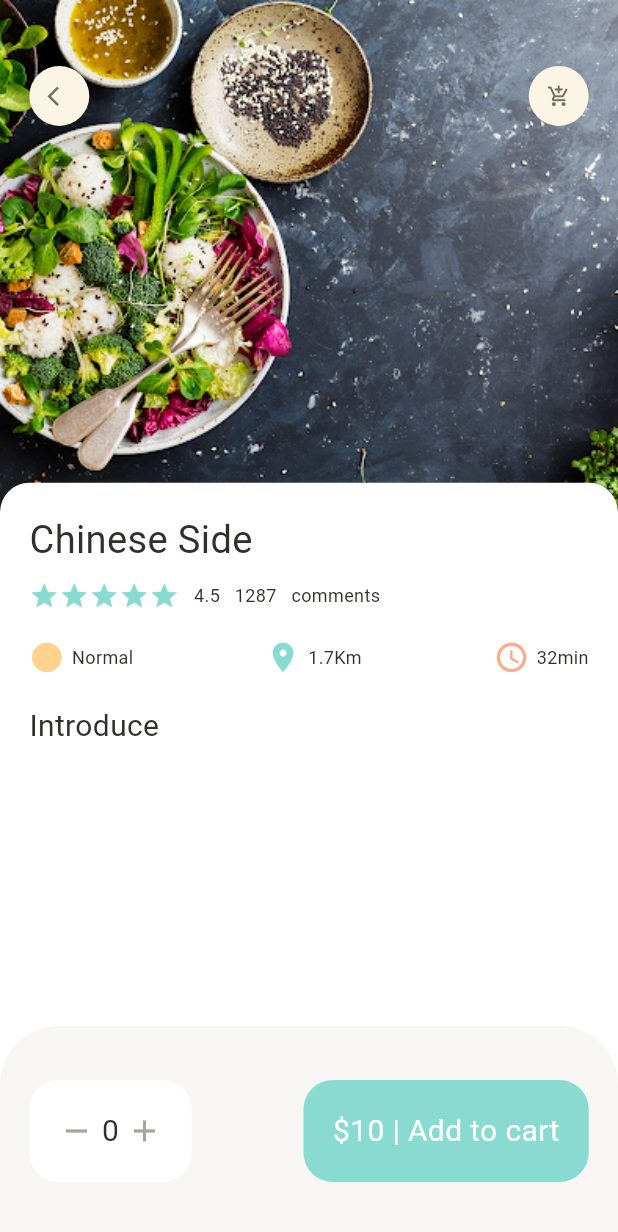
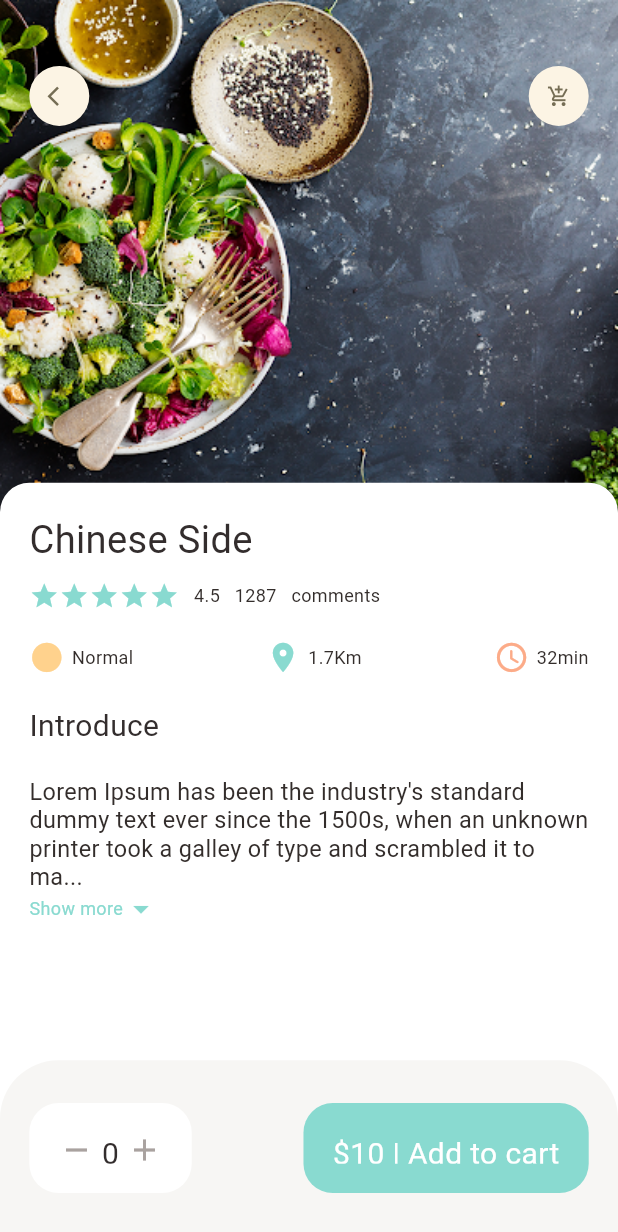
Before and after one commit to aliozer0/Food-Delivery-App, a Flutter app: the screen it shows after launch, on a phone screen of 412 x 824 dp. Shown: the top 1232 px of the screen. Run offline on Flutter 3.47's test engine with Material 2 defaults, Android fonts, the phone set to English and light mode, and no system bars; our stand-ins replace dots_indicator, get.

Commit message:
expandable  text widget added

```diff
--- a/lib/pages/food/popular_food_detail.dart
+++ b/lib/pages/food/popular_food_detail.dart
@@ -2,6 +2,7 @@ import 'package:flutter/material.dart';
 import 'package:food_delivery/utils/dimension.dart';
 import 'package:food_delivery/widgets/app_column.dart';
 import 'package:food_delivery/widgets/app_icon.dart';
+import 'package:food_delivery/widgets/exandable_text_widget.dart';
 
 import '../../utils/colors.dart';
 import '../../widgets/big_text.dart';
@@ -66,6 +67,15 @@ class PopularFoodDteail extends StatelessWidget {
                   AppColumn(text: "Chinese Side"),
                   SizedBox(height: Dimensions.height20),
                   BigText(text: "Introduce"),
+                  SizedBox(height: Dimensions.height20),
+                  Expanded(
+                    child: SingleChildScrollView(
+                      child: ExpandableTextWidget(
+                        text:
+                            "Lorem Ipsum has been the industry's standard dummy text ever since the 1500s, when an unknown printer took a galley of type and scrambled it to make a type specimen book. It has survived not only five centuries, but also the leap into electronic typesetting, remaining essentially unchanged. It was popularised in the 1960s with the release of Letraset sheets containing Lorem Ipsum passages, and more recently with desktop publishing software like Aldus PageMaker including versions of Lorem Ipsum.",
+                      ),
+                    ),
+                  ),
                 ],
               ),
             ),
@@ -73,7 +83,7 @@ class PopularFoodDteail extends StatelessWidget {
         ],
       ),
       bottomNavigationBar: Container(
-        height: 140,
+        height: Dimensions.bottomHeightBar,
         padding: EdgeInsets.only(
           top: Dimensions.height30,
           bottom: Dimensions.height30,
--- a/lib/utils/dimension.dart
+++ b/lib/utils/dimension.dart
@@ -18,6 +18,7 @@ class Dimensions {
   static double width20 = screenHeight / 42.2;
   static double width30 = screenHeight / 28.8;
   //fonts
+  static double font16 = screenHeight / 52.75;
   static double font20 = screenHeight / 42.2;
   static double font26 = screenHeight / 32.46;
 
@@ -37,4 +38,7 @@ class Dimensions {
 
   //popular food
   static double popularFoodImgSize = screenHeight / 2.41;
+
+  //bottom height
+  static double bottomHeightBar = screenHeight / 7.03;
 }
--- /dev/null
+++ b/lib/widgets/exandable_text_widget.dart
@@ -0,0 +1,72 @@
+import 'package:flutter/material.dart';
+import 'package:food_delivery/utils/colors.dart';
+import 'package:food_delivery/utils/dimension.dart';
+import 'package:food_delivery/widgets/small_text.dart';
+
+class ExpandableTextWidget extends StatefulWidget {
+  final String text;
+  const ExpandableTextWidget({super.key, required this.text});
+
+  @override
+  State<ExpandableTextWidget> createState() => _ExpandableTextWidgetState();
+}
+
+class _ExpandableTextWidgetState extends State<ExpandableTextWidget> {
+  late String firstHalf;
+  late String secondHalf;
+
+  bool hiddenText = true;
+  double textHeight = Dimensions.screenHeight / 5.63;
+
+  @override
+  void initState() {
+    if (widget.text.length > textHeight) {
+      firstHalf = widget.text.substring(0, textHeight.toInt());
+      secondHalf =
+          widget.text.substring(textHeight.toInt() + 1, widget.text.length);
+    } else {
+      firstHalf = widget.text;
+      secondHalf = "";
+    }
+    super.initState();
+  }
+
+  @override
+  Widget build(BuildContext context) {
+    return Container(
+      child: secondHalf.isEmpty
+          ? SmallText(text: firstHalf)
+          : Column(
+              children: [
+                SmallText(
+                  size: Dimensions.font16,
+                  text: hiddenText
+                      ? (firstHalf + "...")
+                      : (firstHalf + secondHalf),
+                ),
+                InkWell(
+                  onTap: () {
+                    setState(() {
+                      hiddenText = !hiddenText;
+                    });
+                  },
+                  child: Row(
+                    children: [
+                      SmallText(
+                        text: "Show more",
+                        color: AppColors.mainColor,
+                      ),
+                      Icon(
+                        hiddenText
+                            ? Icons.arrow_drop_down
+                            : Icons.arrow_drop_up,
+                        color: AppColors.mainColor,
+                      ),
+                    ],
+                  ),
+                )
+              ],
+            ),
+    );
+  }
+}
```
